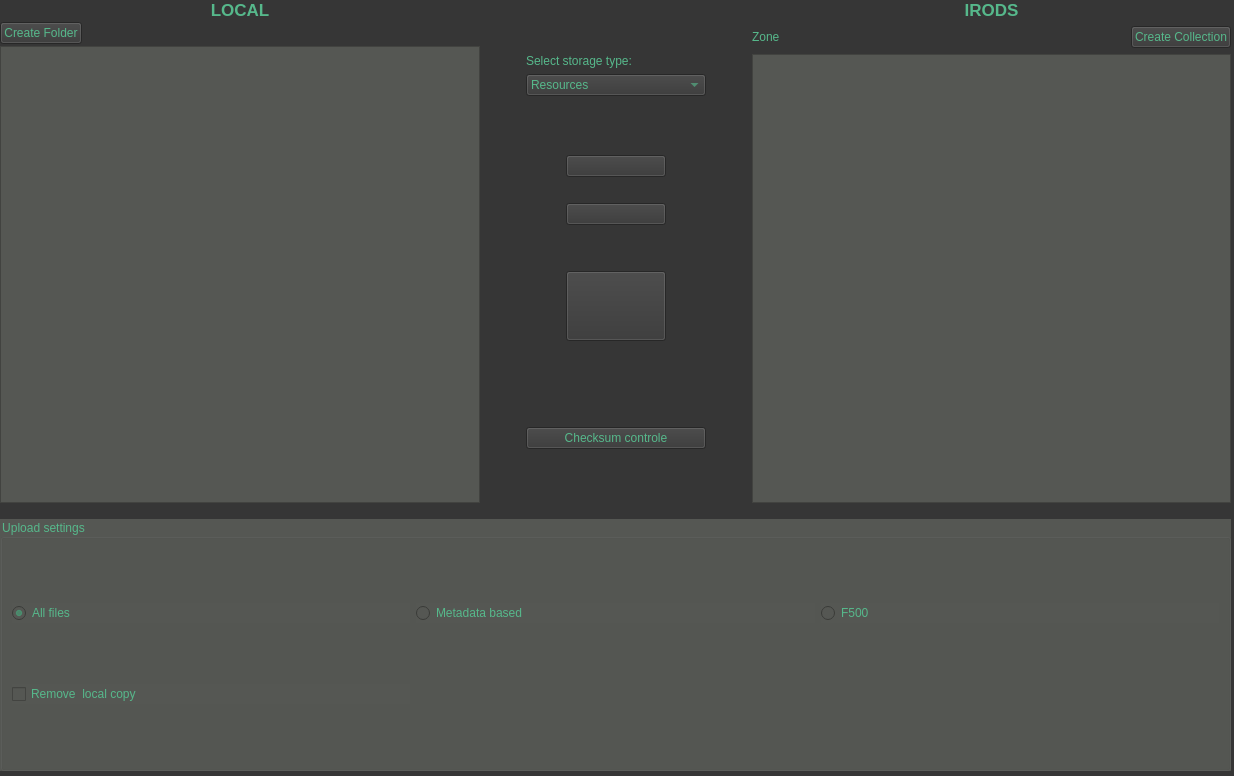
This is irods-basicGUI/ui-files/tabUpDownload.ui in iBridges-for-iRODS/iBridges as Qt 5 draws it before an edit. The edited form follows.
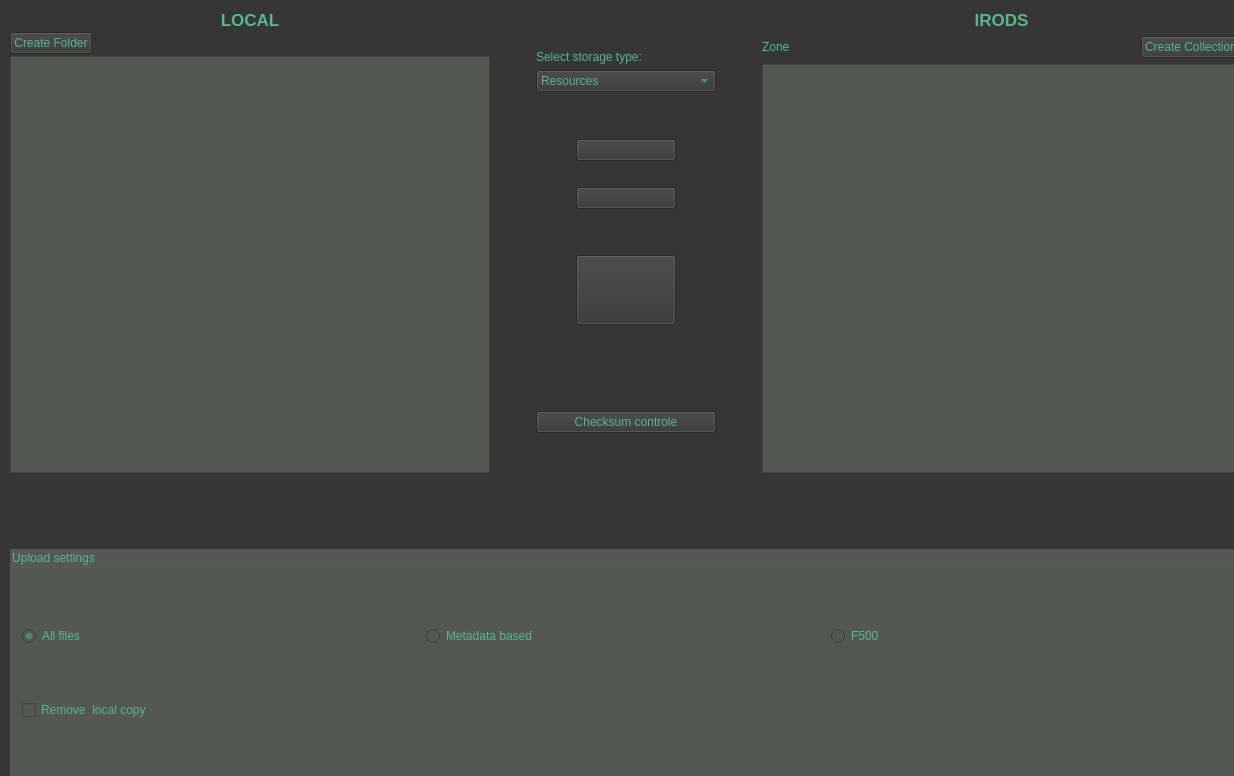
This is the edited form. Icons and pictures are not drawn.

Commit message: Moving all popup widgets to creat folders, collections and show index files to one file Starting to clean up up and downloads for basic GUI functionality.

```diff
--- a/irods-basicGUI/ui-files/tabUpDownload.ui
+++ b/irods-basicGUI/ui-files/tabUpDownload.ui
@@ -40,18 +40,22 @@
 QRadioButton#uplAllRB, QRadioButton#uplMetaRB, QRadioButton#uplF500RB, QCheckBox#rLocalcopyCB
 {
 	background-color: rgb(85, 87, 83);
+}
+QLabel#errorLabel
+{
+	color: rgb(217, 174, 23);
 }</string>
   </property>
   <widget class="QWidget" name="layoutWidget">
    <property name="geometry">
     <rect>
-     <x>0</x>
-     <y>0</y>
+     <x>10</x>
+     <y>10</y>
      <width>1231</width>
      <height>771</height>
     </rect>
    </property>
-   <layout class="QVBoxLayout" name="verticalLayout_11" stretch="2,0,1">
+   <layout class="QVBoxLayout" name="verticalLayout_11" stretch="2,0,0,0,1">
     <property name="sizeConstraint">
      <enum>QLayout::SetDefaultConstraint</enum>
     </property>
@@ -251,6 +255,12 @@
              <iconset>
               <normaloff>../icons/arrow-right.png</normaloff>../icons/arrow-right.png</iconset>
             </property>
+            <property name="iconSize">
+             <size>
+              <width>50</width>
+              <height>50</height>
+             </size>
+            </property>
            </widget>
           </item>
           <item row="3" column="1">
@@ -262,6 +272,12 @@
              <iconset>
               <normaloff>../icons/arrow-left.png</normaloff>../icons/arrow-left.png</iconset>
             </property>
+            <property name="iconSize">
+             <size>
+              <width>50</width>
+              <height>50</height>
+             </size>
+            </property>
            </widget>
           </item>
           <item row="0" column="0">
@@ -475,6 +491,26 @@
       </property>
      </spacer>
     </item>
+    <item>
+     <widget class="QLabel" name="errorLabel">
+      <property name="text">
+       <string/>
+      </property>
+     </widget>
+    </item>
+    <item>
+     <spacer name="verticalSpacer">
+      <property name="orientation">
+       <enum>Qt::Vertical</enum>
+      </property>
+      <property name="sizeHint" stdset="0">
+       <size>
+        <width>20</width>
+        <height>40</height>
+       </size>
+      </property>
+     </spacer>
+    </item>
     <item>
      <widget class="QGroupBox" name="uplSetGB_2">
       <property name="sizePolicy">
```
The commit also changes 10 other files.
